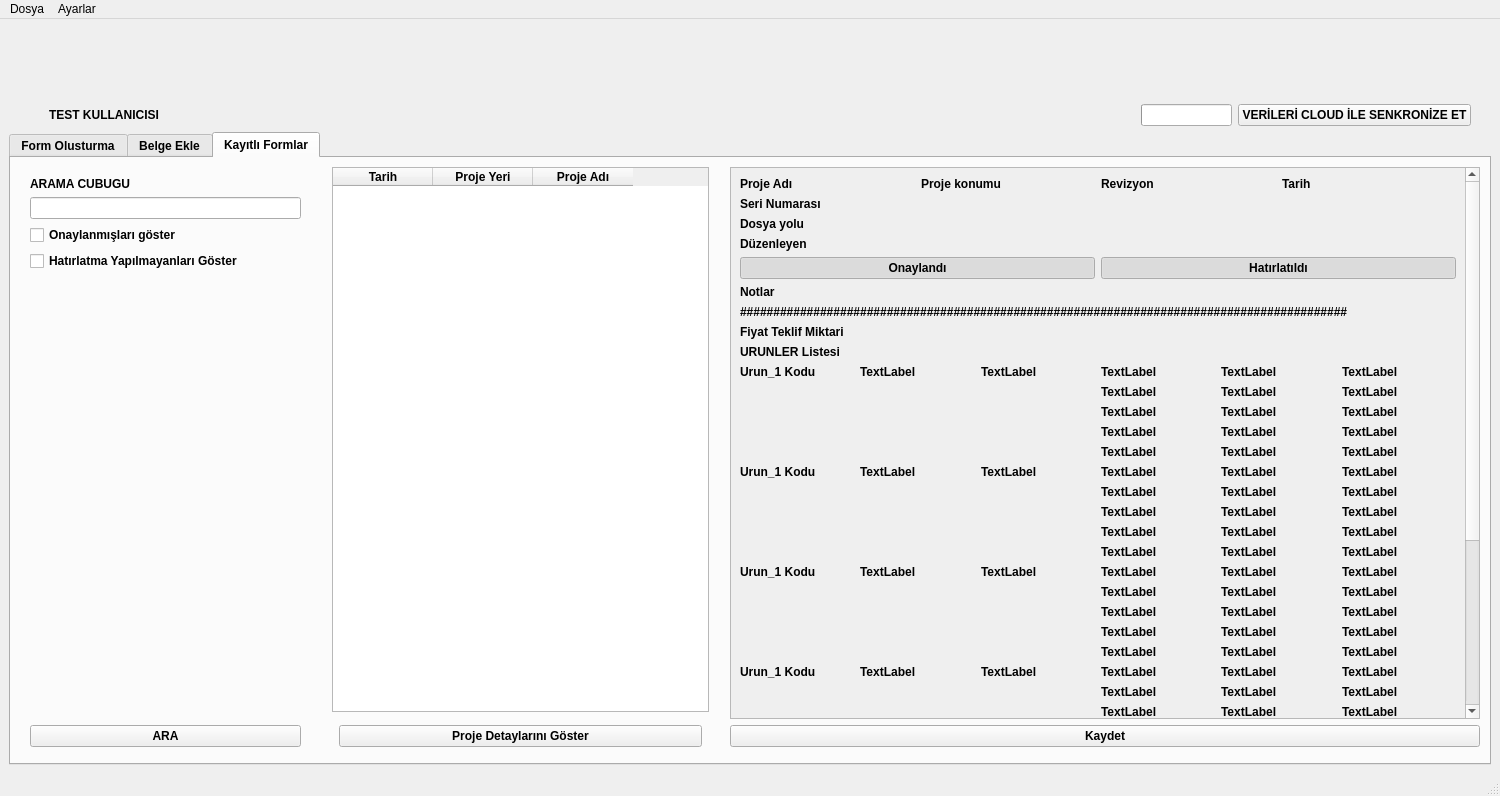
First picture: the form in kaynaklar/ui/FormOlusturmaApp.ui, repository caferozpinar/FormOlusturma, before the edit.
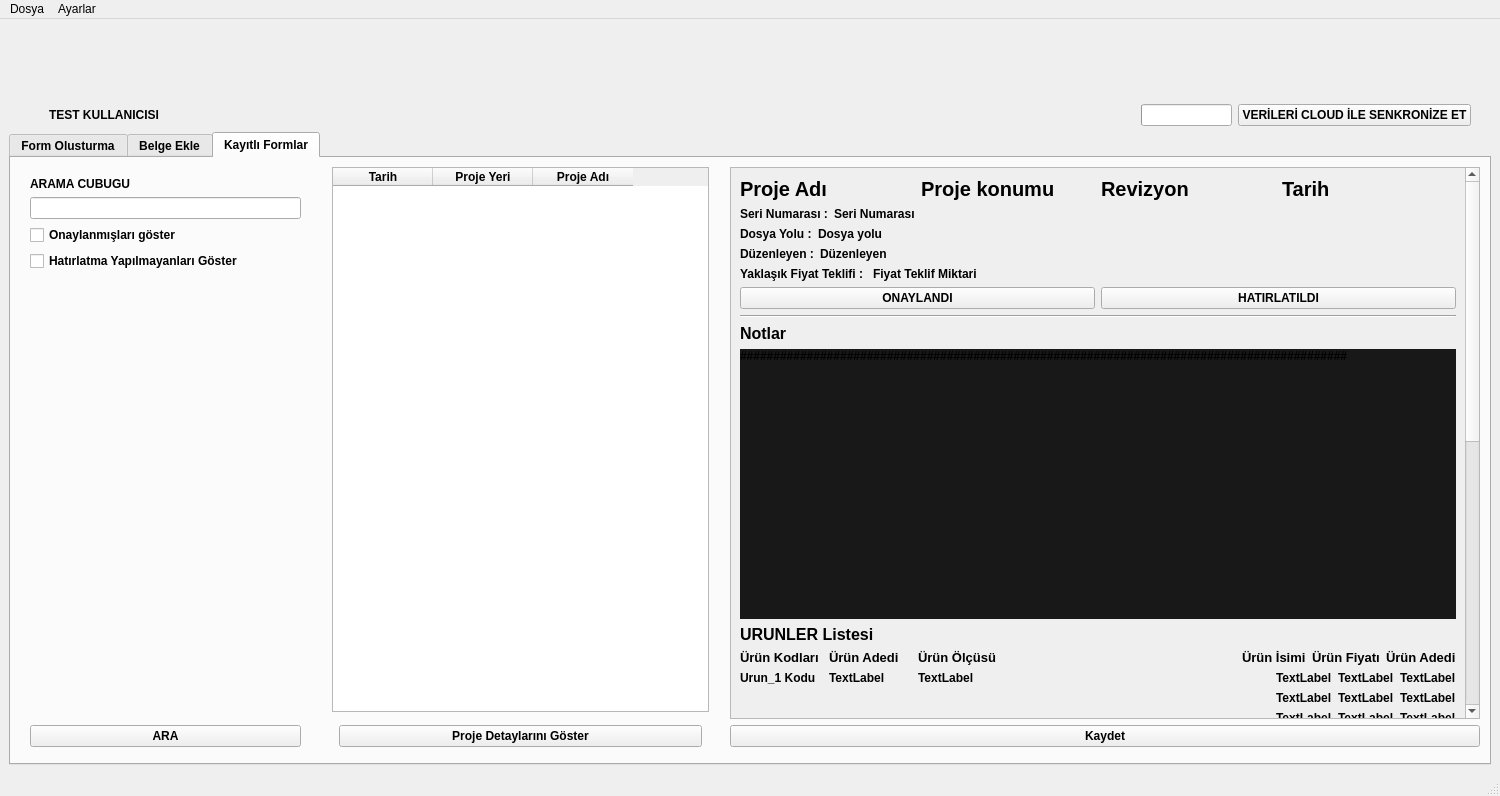
Second picture: the form after the edit. The open tabs and pages were chosen to show the change. Icons and pictures are not drawn.

The edit to the form file:
```diff
--- a/kaynaklar/ui/FormOlusturmaApp.ui
+++ b/kaynaklar/ui/FormOlusturmaApp.ui
@@ -3606,7 +3606,7 @@
                  <x>0</x>
                  <y>0</y>
                  <width>734</width>
-                 <height>1029</height>
+                 <height>1342</height>
                 </rect>
                </property>
                <layout class="QVBoxLayout" name="verticalLayout_6">
@@ -3618,6 +3618,7 @@
                      <widget class="QLabel" name="proje_adi_label">
                       <property name="font">
                        <font>
+                        <pointsize>15</pointsize>
                         <weight>75</weight>
                         <bold>true</bold>
                        </font>
@@ -3637,6 +3638,7 @@
                      <widget class="QLabel" name="proje_yeri_label">
                       <property name="font">
                        <font>
+                        <pointsize>15</pointsize>
                         <weight>75</weight>
                         <bold>true</bold>
                        </font>
@@ -3656,6 +3658,7 @@
                      <widget class="QLabel" name="revizyon_label">
                       <property name="font">
                        <font>
+                        <pointsize>15</pointsize>
                         <weight>75</weight>
                         <bold>true</bold>
                        </font>
@@ -3675,6 +3678,7 @@
                      <widget class="QLabel" name="tarih_label">
                       <property name="font">
                        <font>
+                        <pointsize>15</pointsize>
                         <weight>75</weight>
                         <bold>true</bold>
                        </font>
@@ -3694,8 +3698,21 @@
                   </item>
                   <item>
                    <layout class="QHBoxLayout" name="horizontalLayout_71">
+                    <item>
+                     <widget class="QLabel" name="label_5">
+                      <property name="text">
+                       <string>Seri Numarası :</string>
+                      </property>
+                     </widget>
+                    </item>
                     <item>
                      <widget class="QLabel" name="serinumara_label">
+                      <property name="sizePolicy">
+                       <sizepolicy hsizetype="Expanding" vsizetype="Preferred">
+                        <horstretch>0</horstretch>
+                        <verstretch>0</verstretch>
+                       </sizepolicy>
+                      </property>
                       <property name="font">
                        <font>
                         <weight>75</weight>
@@ -3717,8 +3734,21 @@
                   </item>
                   <item>
                    <layout class="QHBoxLayout" name="horizontalLayout_10">
+                    <item>
+                     <widget class="QLabel" name="label_3">
+                      <property name="text">
+                       <string>Dosya Yolu :</string>
+                      </property>
+                     </widget>
+                    </item>
                     <item>
                      <widget class="QLabel" name="dosyayolu_label">
+                      <property name="sizePolicy">
+                       <sizepolicy hsizetype="Expanding" vsizetype="Preferred">
+                        <horstretch>0</horstretch>
+                        <verstretch>0</verstretch>
+                       </sizepolicy>
+                      </property>
                       <property name="font">
                        <font>
                         <weight>75</weight>
@@ -3759,8 +3789,21 @@
                   </item>
                   <item>
                    <layout class="QHBoxLayout" name="horizontalLayout_73">
+                    <item>
+                     <widget class="QLabel" name="label_4">
+                      <property name="text">
+                       <string>Düzenleyen :</string>
+                      </property>
+                     </widget>
+                    </item>
                     <item>
                      <widget class="QLabel" name="duzenleyen_isim_label">
+                      <property name="sizePolicy">
+                       <sizepolicy hsizetype="Expanding" vsizetype="Preferred">
+                        <horstretch>0</horstretch>
+                        <verstretch>0</verstretch>
+                       </sizepolicy>
+                      </property>
                       <property name="font">
                        <font>
                         <weight>75</weight>
@@ -3780,6 +3823,48 @@
                     </item>
                    </layout>
                   </item>
+                  <item>
+                   <layout class="QHBoxLayout" name="horizontalLayout_42">
+                    <item>
+                     <widget class="QLabel" name="label_2">
+                      <property name="sizePolicy">
+                       <sizepolicy hsizetype="Minimum" vsizetype="Minimum">
+                        <horstretch>0</horstretch>
+                        <verstretch>0</verstretch>
+                       </sizepolicy>
+                      </property>
+                      <property name="text">
+                       <string>Yaklaşık Fiyat Teklifi : </string>
+                      </property>
+                     </widget>
+                    </item>
+                    <item>
+                     <widget class="QLabel" name="toplam_fiyat_label">
+                      <property name="sizePolicy">
+                       <sizepolicy hsizetype="Expanding" vsizetype="Maximum">
+                        <horstretch>0</horstretch>
+                        <verstretch>0</verstretch>
+                       </sizepolicy>
+                      </property>
+                      <property name="font">
+                       <font>
+                        <weight>75</weight>
+                        <bold>true</bold>
+                       </font>
+                      </property>
+                      <property name="cursor">
+                       <cursorShape>IBeamCursor</cursorShape>
+                      </property>
+                      <property name="text">
+                       <string>Fiyat Teklif Miktari</string>
+                      </property>
+                      <property name="textInteractionFlags">
+                       <set>Qt::TextSelectableByMouse</set>
+                      </property>
+                     </widget>
+                    </item>
+                   </layout>
+                  </item>
                   <item>
                    <layout class="QHBoxLayout" name="horizontalLayout_49">
                     <item>
@@ -3793,17 +3878,32 @@
                       <property name="cursor">
                        <cursorShape>PointingHandCursor</cursorShape>
                       </property>
+                      <property name="autoFillBackground">
+                       <bool>false</bool>
+                      </property>
+                      <property name="styleSheet">
+                       <string notr="true"/>
+                      </property>
                       <property name="text">
-                       <string>Onaylandı</string>
+                       <string>ONAYLANDI</string>
                       </property>
                       <property name="checkable">
                        <bool>true</bool>
                       </property>
                       <property name="checked">
-                       <bool>true</bool>
+                       <bool>false</bool>
+                      </property>
+                      <property name="autoExclusive">
+                       <bool>false</bool>
+                      </property>
+                      <property name="autoDefault">
+                       <bool>false</bool>
+                      </property>
+                      <property name="default">
+                       <bool>false</bool>
                       </property>
                       <property name="flat">
-                       <bool>true</bool>
+                       <bool>false</bool>
                       </property>
                      </widget>
                     </item>
@@ -3819,27 +3919,35 @@
                        <cursorShape>PointingHandCursor</cursorShape>
                       </property>
                       <property name="text">
-                       <string>Hatırlatıldı</string>
+                       <string>HATIRLATILDI</string>
                       </property>
                       <property name="checkable">
                        <bool>true</bool>
                       </property>
                       <property name="checked">
-                       <bool>true</bool>
+                       <bool>false</bool>
                       </property>
                       <property name="flat">
-                       <bool>true</bool>
+                       <bool>false</bool>
                       </property>
                      </widget>
                     </item>
                    </layout>
                   </item>
+                  <item>
+                   <widget class="Line" name="line_3">
+                    <property name="orientation">
+                     <enum>Qt::Horizontal</enum>
+                    </property>
+                   </widget>
+                  </item>
                   <item>
                    <layout class="QVBoxLayout" name="verticalLayout_26">
                     <item>
                      <widget class="QLabel" name="label_104">
                       <property name="font">
                        <font>
+                        <pointsize>12</pointsize>
                         <weight>75</weight>
                         <bold>true</bold>
                        </font>
@@ -3860,7 +3968,7 @@
                       <property name="minimumSize">
                        <size>
                         <width>700</width>
-                        <height>0</height>
+                        <height>270</height>
                        </size>
                       </property>
                       <property name="font">
@@ -3872,32 +3980,16 @@
                       <property name="cursor">
                        <cursorShape>IBeamCursor</cursorShape>
                       </property>
+                      <property name="styleSheet">
+                       <string notr="true">border-color: rgb(255, 255, 255);
+background-color: rgb(24, 24, 24);</string>
+                      </property>
                       <property name="text">
                        <string>###########################################################################################</string>
                       </property>
-                      <property name="textInteractionFlags">
-                       <set>Qt::TextSelectableByMouse</set>
+                      <property name="alignment">
+                       <set>Qt::AlignLeading|Qt::AlignLeft|Qt::AlignTop</set>
                       </property>
-                     </widget>
-                    </item>
-                   </layout>
-                  </item>
-                  <item>
-                   <layout class="QHBoxLayout" name="horizontalLayout_42">
-                    <item>
-                     <widget class="QLabel" name="label_107">
-                      <property name="font">
-                       <font>
-                        <weight>75</weight>
-                        <bold>true</bold>
-                       </font>
-                      </property>
-                      <property name="cursor">
-                       <cursorShape>IBeamCursor</cursorShape>
-                      </property>
-                      <property name="text">
-                       <string>Fiyat Teklif Miktari</string>
-                      </property>
                       <property name="textInteractionFlags">
                        <set>Qt::TextSelectableByMouse</set>
                       </property>
@@ -3911,6 +4003,7 @@
                      <widget class="QLabel" name="label_7">
                       <property name="font">
                        <font>
+                        <pointsize>12</pointsize>
                         <weight>75</weight>
                         <bold>true</bold>
                        </font>
@@ -3928,12 +4021,150 @@
                     </item>
                    </layout>
                   </item>
+                  <item>
+                   <layout class="QHBoxLayout" name="horizontalLayout_12">
+                    <item>
+                     <layout class="QHBoxLayout" name="horizontalLayout_13">
+                      <item>
+                       <widget class="QLabel" name="label_6">
+                        <property name="minimumSize">
+                         <size>
+                          <width>83</width>
+                          <height>0</height>
+                         </size>
+                        </property>
+                        <property name="font">
+                         <font>
+                          <pointsize>10</pointsize>
+                          <weight>75</weight>
+                          <bold>true</bold>
+                         </font>
+                        </property>
+                        <property name="text">
+                         <string>Ürün Kodları</string>
+                        </property>
+                       </widget>
+                      </item>
+                      <item>
+                       <widget class="QLabel" name="label_8">
+                        <property name="minimumSize">
+                         <size>
+                          <width>83</width>
+                          <height>0</height>
+                         </size>
+                        </property>
+                        <property name="font">
+                         <font>
+                          <pointsize>10</pointsize>
+                          <weight>75</weight>
+                          <bold>true</bold>
+                         </font>
+                        </property>
+                        <property name="text">
+                         <string>Ürün Adedi</string>
+                        </property>
+                       </widget>
+                      </item>
+                      <item>
+                       <widget class="QLabel" name="label_9">
+                        <property name="sizePolicy">
+                         <sizepolicy hsizetype="Expanding" vsizetype="Preferred">
+                          <horstretch>0</horstretch>
+                          <verstretch>0</verstretch>
+                         </sizepolicy>
+                        </property>
+                        <property name="font">
+                         <font>
+                          <pointsize>10</pointsize>
+                          <weight>75</weight>
+                          <bold>true</bold>
+                         </font>
+                        </property>
+                        <property name="text">
+                         <string>Ürün Ölçüsü</string>
+                        </property>
+                       </widget>
+                      </item>
+                     </layout>
+                    </item>
+                    <item>
+                     <layout class="QHBoxLayout" name="horizontalLayout_121">
+                      <item>
+                       <widget class="QLabel" name="urun_alt_isim_1_6">
+                        <property name="font">
+                         <font>
+                          <pointsize>10</pointsize>
+                          <weight>75</weight>
+                          <bold>true</bold>
+                         </font>
+                        </property>
+                        <property name="cursor">
+                         <cursorShape>IBeamCursor</cursorShape>
+                        </property>
+                        <property name="text">
+                         <string>Ürün İsimi</string>
+                        </property>
+                        <property name="textInteractionFlags">
+                         <set>Qt::TextSelectableByMouse</set>
+                        </property>
+                       </widget>
+                      </item>
+                      <item>
+                       <widget class="QLabel" name="urun_alt_adet_1_6">
+                        <property name="font">
+                         <font>
+                          <pointsize>10</pointsize>
+                          <weight>75</weight>
+                          <bold>true</bold>
+                         </font>
+                        </property>
+                        <property name="cursor">
+                         <cursorShape>IBeamCursor</cursorShape>
+                        </property>
+                        <property name="text">
+                         <string>Ürün Fiyatı</string>
+                        </property>
+                        <property name="textInteractionFlags">
+                         <set>Qt::TextSelectableByMouse</set>
+                        </property>
+                       </widget>
+                      </item>
+                      <item>
+                       <widget class="QLabel" name="urun_alt_fiyat_1_6">
+                        <property name="font">
+                         <font>
+                          <pointsize>10</pointsize>
+                          <weight>75</weight>
+                          <bold>true</bold>
+                         </font>
+                        </property>
+                        <property name="cursor">
+                         <cursorShape>IBeamCursor</cursorShape>
+                        </property>
+                        <property name="text">
+                         <string>Ürün Adedi</string>
+                        </property>
+                        <property name="textInteractionFlags">
+                         <set>Qt::TextSelectableByMouse</set>
+                        </property>
+                       </widget>
+                      </item>
+                     </layout>
+                    </item>
+                   </layout>
+                  </item>
                   <item>
                    <layout class="QHBoxLayout" name="horizontalLayout_79">
                     <item>
                      <layout class="QHBoxLayout" name="horizontalLayout_85">
                       <item>
                        <widget class="QLabel" name="urun_kod_label_0">
+                        <property name="minimumSize">
+                         <size>
+                          <width>83</width>
+                          <height>0</height>
+                         </size>
+                        </property>
                         <property name="font">
                          <font>
                           <weight>75</weight>
@@ -3956,6 +4187,12 @@
                       </item>
                       <item>
                        <widget class="QLabel" name="urun_adet_label_0">
+                        <property name="minimumSize">
+                         <size>
+                          <width>83</width>
+                          <height>0</height>
+                         </size>
+                        </property>
                         <property name="font">
                          <font>
                           <weight>75</weight>
@@ -3978,6 +4215,12 @@
                       </item>
                       <item>
                        <widget class="QLabel" name="urun_ozl_label_0">
+                        <property name="sizePolicy">
+                         <sizepolicy hsizetype="Expanding" vsizetype="Expanding">
+                          <horstretch>0</horstretch>
+                          <verstretch>0</verstretch>
+                         </sizepolicy>
+                        </property>
                         <property name="font">
                          <font>
                           <weight>75</weight>
@@ -4317,6 +4560,12 @@
                      <layout class="QHBoxLayout" name="horizontalLayout_87">
                       <item>
                        <widget class="QLabel" name="urun_kod_label_1">
+                        <property name="minimumSize">
+                         <size>
+                          <width>83</width>
+                          <height>0</height>
+                         </size>
+                        </property>
                         <property name="font">
                          <font>
                           <weight>75</weight>
@@ -4339,6 +4588,12 @@
                       </item>
                       <item>
                        <widget class="QLabel" name="urun_adet_label_1">
+                        <property name="minimumSize">
+                         <size>
+                          <width>83</width>
+                          <height>0</height>
+                         </size>
+                        </property>
                         <property name="font">
                          <font>
                           <weight>75</weight>
@@ -4361,6 +4616,12 @@
                       </item>
                       <item>
                        <widget class="QLabel" name="urun_ozl_label_1">
+                        <property name="sizePolicy">
+                         <sizepolicy hsizetype="Expanding" vsizetype="Expanding">
+                          <horstretch>0</horstretch>
+                          <verstretch>0</verstretch>
+                         </sizepolicy>
+                        </property>
                         <property name="font">
                          <font>
                           <weight>75</weight>
@@ -4700,6 +4961,12 @@
                      <layout class="QHBoxLayout" name="horizontalLayout_94">
                       <item>
                        <widget class="QLabel" name="urun_kod_label_2">
+                        <property name="minimumSize">
+                         <size>
+                          <width>83</width>
+                          <height>0</height>
+                         </size>
+                        </property>
                         <property name="font">
                          <font>
                           <weight>75</weight>
@@ -4722,6 +4989,12 @@
                       </item>
                       <item>
                        <widget class="QLabel" name="urun_adet_label_2">
+                        <property name="minimumSize">
+                         <size>
+                          <width>83</width>
+                          <height>0</height>
+                         </size>
+                        </property>
                         <property name="font">
                          <font>
                           <weight>75</weight>
@@ -4744,6 +5017,12 @@
                       </item>
                       <item>
                        <widget class="QLabel" name="urun_ozl_label_2">
+                        <property name="sizePolicy">
+                         <sizepolicy hsizetype="Expanding" vsizetype="Expanding">
+                          <horstretch>0</horstretch>
+                          <verstretch>0</verstretch>
+                         </sizepolicy>
+                        </property>
                         <property name="font">
                          <font>
                           <weight>75</weight>
@@ -5083,6 +5362,12 @@
                      <layout class="QHBoxLayout" name="horizontalLayout_101">
                       <item>
                        <widget class="QLabel" name="urun_kod_label_3">
+                        <property name="minimumSize">
+                         <size>
+                          <width>83</width>
+                          <height>0</height>
+                         </size>
+                        </property>
                         <property name="font">
                          <font>
                           <weight>75</weight>
@@ -5105,6 +5390,12 @@
                       </item>
                       <item>
                        <widget class="QLabel" name="urun_adet_label_3">
+                        <property name="minimumSize">
+                         <size>
+                          <width>83</width>
+                          <height>0</height>
+                         </size>
+                        </property>
                         <property name="font">
                          <font>
                           <weight>75</weight>
@@ -5127,6 +5418,12 @@
                       </item>
                       <item>
                        <widget class="QLabel" name="urun_ozl_label_3">
+                        <property name="sizePolicy">
+                         <sizepolicy hsizetype="Expanding" vsizetype="Expanding">
+                          <horstretch>0</horstretch>
+                          <verstretch>0</verstretch>
+                         </sizepolicy>
+                        </property>
                         <property name="font">
                          <font>
                           <weight>75</weight>
```
Left out of the diff: 111 changed lines with no effect on the pictures.
